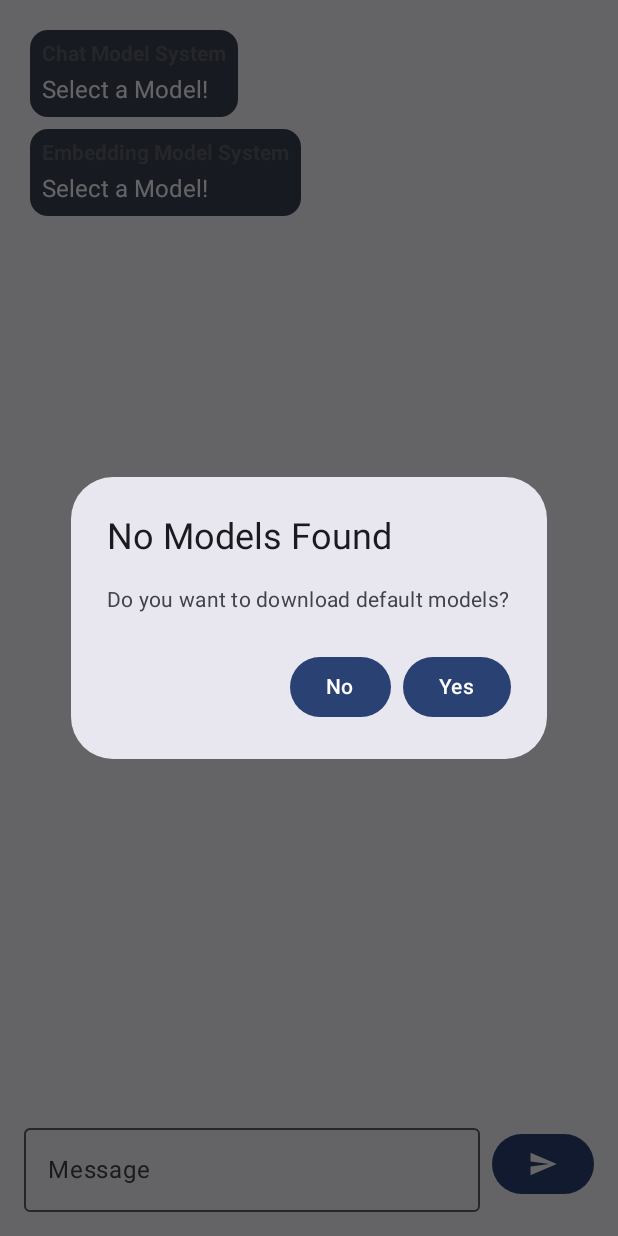
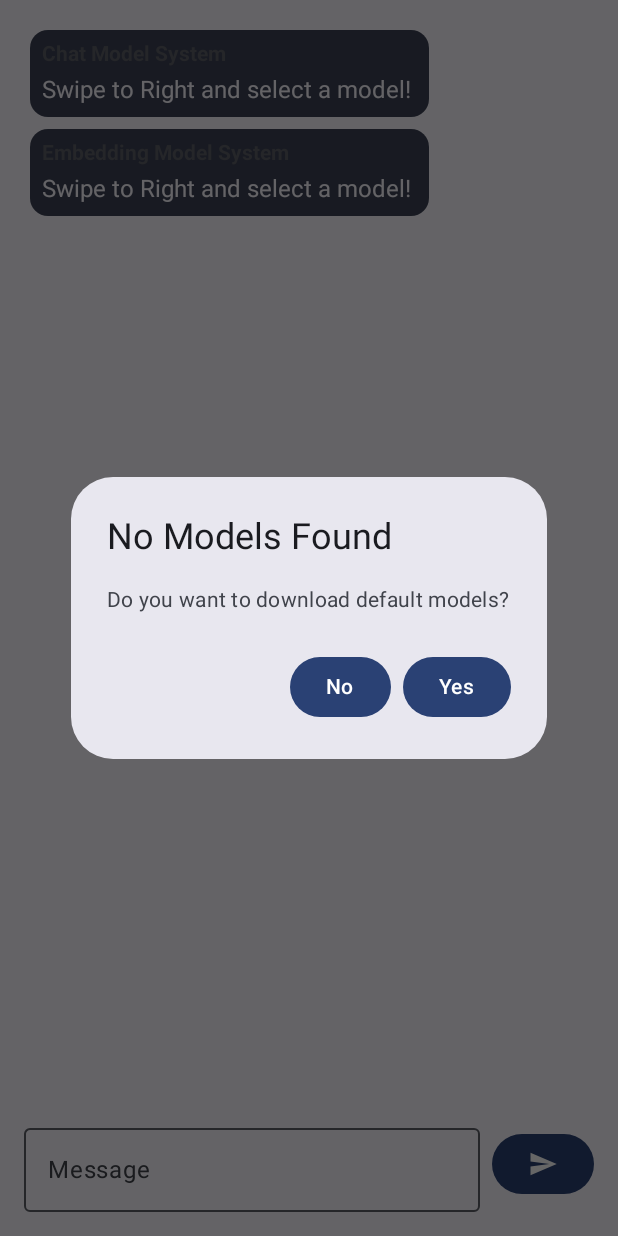
Before and after one commit to electronicengine/Dallama, an Android app built with Jetpack Compose: the screen it shows after launch (MainActivity), on a phone screen of 412 x 824 dp. Run offline under Robolectric (Android 15) with nearby library versions, the phone set to English and light mode, and no system bars; libraries missing offline, so code that uses them is left out: com.tom_roush.pdfbox; pictures from the network do not load; 2 statements that could not run were skipped.

Commit message:
google play

```diff
--- a/app/src/main/AndroidManifest.xml
+++ b/app/src/main/AndroidManifest.xml
@@ -7,8 +7,6 @@
     <uses-permission android:name="android.permission.READ_EXTERNAL_STORAGE" android:maxSdkVersion="28"/>
     <uses-permission android:name="android.permission.WRITE_EXTERNAL_STORAGE" android:maxSdkVersion="28"/>
     <uses-permission android:name="android.permission.ACCESS_NETWORK_STATE"/>
-    <uses-permission android:name="android.permission.READ_MEDIA_IMAGES"/>
-    <uses-permission android:name="android.permission.READ_MEDIA_VIDEO"/>
     <uses-permission android:name="android.permission.WAKE_LOCK" />
 
     <application
--- a/app/src/main/java/com/example/dallama/Downloadable.kt
+++ b/app/src/main/java/com/example/dallama/Downloadable.kt
@@ -23,6 +23,10 @@ data class Downloadable(val name: String, val source: Uri, val destination: File
             downloadable: Downloadable,
             activity: Activity
         ): Long {
+            if (downloadable.destination.exists()) {
+                downloadable.destination.delete()
+            }
+
             val request = DownloadManager.Request(downloadable.source)
                 .setTitle(downloadable.name)
                 .setDescription("Downloading ${downloadable.name}")
--- a/app/src/main/java/com/example/dallama/DrawerContentComponent.kt
+++ b/app/src/main/java/com/example/dallama/DrawerContentComponent.kt
@@ -204,12 +204,14 @@ fun ModelSelectionDropdown() {
     var expandedChatModel by remember { mutableStateOf(false) }
     var expandedEmbeddingModel by remember { mutableStateOf(false) }
     val context = LocalContext.current
-
+    val activity = context as MainActivity
     var modelList by remember { mutableStateOf(emptyList<String>()) }
 
-    var extFilesDir = context.getExternalFilesDir(null)
-    extFilesDir?.listFiles()?.let { files ->
-        modelList = files.map { it.name }
+    val extFilesDir = activity.getExternalFilesDir(null)
+    val fileList = extFilesDir?.listFiles()?.filter { it.isFile }?.map { it.name } ?: emptyList()
+
+    fileList.let { files ->
+        modelList = files.map { it }
     }
 
     Row(
@@ -409,6 +411,33 @@ fun ModelConfigs() {
                     .height(30.dp)
                     .padding(start = 5.dp)
             )
+            Text(
+                text = "n_threads",
+                color =  MaterialTheme.colorScheme.background,
+                style = MaterialTheme.typography.bodyMedium,
+            )
+            BasicTextField(
+                value = activity.chatModel.nThread,
+                onValueChange = { activity.chatModel.nThread = it },
+                keyboardOptions = KeyboardOptions.Default.copy(imeAction = ImeAction.Done),
+                textStyle = TextStyle(
+                    color = MaterialTheme.colorScheme.primary,
+                    fontSize = 20.sp
+
+                ),
+                modifier = Modifier
+                    .background(
+                        MaterialTheme.colorScheme.background,
+                        shape = RoundedCornerShape(10.dp)
+                    )
+                    .border(
+                        2.dp,
+                        MaterialTheme.colorScheme.primary,
+                        shape = RoundedCornerShape(10.dp)
+                    )
+                    .height(30.dp)
+                    .padding(start = 5.dp)
+            )
         }
 
         Column() {
@@ -466,6 +495,33 @@ fun ModelConfigs() {
                     .height(30.dp)
                     .padding(start = 5.dp)
 
+            )
+
+            Text(
+                text = "Embedding Pooling Type",
+                color =  MaterialTheme.colorScheme.background,
+                style = MaterialTheme.typography.bodyMedium,
+            )
+            BasicTextField(
+                value = activity.embeddingModel.poolingType,
+                onValueChange = { activity.embeddingModel.poolingType = it },
+                keyboardOptions = KeyboardOptions.Default.copy(imeAction = ImeAction.Done),
+                textStyle = TextStyle(
+                    color = MaterialTheme.colorScheme.primary,
+                    fontSize = 20.sp
+                ),
+                modifier = Modifier
+                    .background(
+                        MaterialTheme.colorScheme.background,
+                        shape = RoundedCornerShape(10.dp)
+                    )
+                    .border(
+                        2.dp,
+                        MaterialTheme.colorScheme.primary,
+                        shape = RoundedCornerShape(10.dp)
+                    )
+                    .height(30.dp)
+                    .padding(start = 5.dp)
             )
         }
     }
@@ -574,7 +630,7 @@ fun DeleteButtonDropdown(
             ),
             enabled = fileList.isNotEmpty()
         ) {
-            Text("Delete File", color = MaterialTheme.colorScheme.error)
+            Text("Select to Delete", color = MaterialTheme.colorScheme.error)
         }
         DropdownMenu(
             expanded = expanded,
--- a/app/src/main/java/com/example/dallama/LlamaModel.kt
+++ b/app/src/main/java/com/example/dallama/LlamaModel.kt
@@ -30,8 +30,10 @@ class LlamaModel(val name: String = "Chat Model") {
     var topP by mutableStateOf(TextFieldValue("0.9"))
     var temperature by mutableStateOf(TextFieldValue("0.3"))
     var chatTemplate = "<|system|>\n{system}\n<|user|>\n{user}\n<|assistant|>\n"
+    var nThread by mutableStateOf(TextFieldValue("4"))
+    var poolingType by mutableStateOf(TextFieldValue("1"))
 
-    var messages by mutableStateOf(listOf<Message>(Message("Select a Model! ", "$name System", System.currentTimeMillis())))
+    var messages by mutableStateOf(listOf<Message>(Message("Swipe to Right and select a model! ", "$name System", System.currentTimeMillis())))
         private set
 
     var message by mutableStateOf(Message("", "", System.currentTimeMillis()))
@@ -90,7 +92,7 @@ class LlamaModel(val name: String = "Chat Model") {
 
     suspend fun load(pathToModel: String, embedding: Boolean = false) {
         try {
-            llamaAndroid.load(pathToModel, temperature.text.toFloat(), embedding)
+            llamaAndroid.load(pathToModel, temperature.text.toFloat(), embedding, nThread.text.toInt(), poolingType.text.toInt())
             messages = messages + Message("Loaded: $pathToModel", "$name System", System.currentTimeMillis())
             loaded = true
         } catch (exc: IllegalStateException) {
--- a/app/src/main/java/com/example/dallama/MainActivity.kt
+++ b/app/src/main/java/com/example/dallama/MainActivity.kt
@@ -96,6 +96,8 @@ import androidx.compose.material3.LinearProgressIndicator
 import androidx.compose.runtime.*
 import androidx.core.net.toUri
 import androidx.lifecycle.lifecycleScope
+import com.example.dallama.AppDatabase
+import kotlinx.coroutines.Dispatchers
 import kotlinx.coroutines.delay
 import kotlinx.coroutines.launch
 
@@ -108,11 +110,9 @@ class MainActivity(
 ): ComponentActivity() {
 
     var isBlocked = mutableStateOf(false)
-    val downloadManager by lazy { downloadManager ?: getSystemService<DownloadManager>()!! }
     val chatModel: LlamaModel = LlamaModel("Chat Model")
     val embeddingModel: LlamaModel = LlamaModel("Embedding Model")
     val pdfTextMap = mutableStateMapOf<String, Pair<List<String>, List<FloatArray>>>()
-    var currentDownloadStatus by mutableStateOf("Preparing download...")
     var selectedChatModel by mutableStateOf("Select Chat")
     var selectedEmbeddingModel by mutableStateOf("Select Embed")
 
@@ -120,9 +120,13 @@ class MainActivity(
 
     override fun onCreate(savedInstanceState: Bundle?) {
         super.onCreate(savedInstanceState)
+        //AppDatabase.getInstance(this)
+
         enableEdgeToEdge()
         PDFBoxResourceLoader.init(getApplicationContext());
         modelDownloadManager = ModelDownloadManager(this)
+
+
 
 
         setContent {
--- a/app/src/main/java/com/example/dallama/ModelDownloadManager.kt
+++ b/app/src/main/java/com/example/dallama/ModelDownloadManager.kt
@@ -38,8 +38,8 @@ class ModelDownloadManager(val activity:  MainActivity) {
             "https://huggingface.co/bartowski/Dolphin3.0-Llama3.2-3B-GGUF/resolve/main/Dolphin3.0-Llama3.2-3B-Q4_K_M.gguf?download=true"
         ),
         "embed" to Pair(
-            "embedding_mxbai-base-v2.gguf",
-            "https://huggingface.co/DevQuasar/mixedbread-ai.mxbai-rerank-base-v2-GGUF/resolve/main/mixedbread-ai.mxbai-rerank-base-v2.Q4_K_M.gguf?download=true"
+            "embedding_mxbai-base-v1.gguf",
+            "https://huggingface.co/ChristianAzinn/mxbai-embed-large-v1-gguf/resolve/main/mxbai-embed-large-v1.Q4_K_M.gguf?download=true"
         )
     )
 
@@ -86,10 +86,14 @@ class ModelDownloadManager(val activity:  MainActivity) {
         return downloadId
     }
 
+
     fun downloadDefaultModels() {
         activity.isBlocked.value = true
         val extFilesDir = activity.getExternalFilesDir(null)
+        val fileList = extFilesDir?.listFiles()?.filter { it.isFile }?.map { it.name } ?: emptyList()
+
         val downloadIds = mutableListOf<Long>()
+
 
         DEFAULT_MODELS.forEach { (_, modelInfo) ->
             val (fileName, url) = modelInfo
@@ -100,6 +104,7 @@ class ModelDownloadManager(val activity:  MainActivity) {
             )
             val downloadId = Downloadable.enqueue(downloadManager, downloadable, activity)
             downloadIds.add(downloadId)
+            Thread.sleep(100) // 100ms delay
         }
 
         if (downloadIds.isNotEmpty()) {
--- a/gradle/libs.versions.toml
+++ b/gradle/libs.versions.toml
@@ -8,6 +8,8 @@ espressoCore = "3.6.1"
 lifecycleRuntimeKtx = "2.8.7"
 activityCompose = "1.10.1"
 composeBom = "2024.04.01"
+roomCommonJvm = "2.7.1"
+roomRuntimeAndroid = "2.7.1"
 
 [libraries]
 androidx-core-ktx = { group = "androidx.core", name = "core-ktx", version.ref = "coreKtx" }
@@ -24,6 +26,8 @@ androidx-ui-tooling-preview = { group = "androidx.compose.ui", name = "ui-toolin
 androidx-ui-test-manifest = { group = "androidx.compose.ui", name = "ui-test-manifest" }
 androidx-ui-test-junit4 = { group = "androidx.compose.ui", name = "ui-test-junit4" }
 androidx-material3 = { group = "androidx.compose.material3", name = "material3" }
+androidx-room-common-jvm = { group = "androidx.room", name = "room-common-jvm", version.ref = "roomCommonJvm" }
+androidx-room-runtime-android = { group = "androidx.room", name = "room-runtime-android", version.ref = "roomRuntimeAndroid" }
 
 [plugins]
 android-application = { id = "com.android.application", version.ref = "agp" }
--- a/llama/build.gradle.kts
+++ b/llama/build.gradle.kts
@@ -60,7 +60,6 @@ android {
 }
 
 dependencies {
-
     implementation("androidx.core:core-ktx:1.12.0")
     implementation("androidx.appcompat:appcompat:1.6.1")
     implementation("com.google.android.material:material:1.11.0")
--- a/llama/src/main/java/android/llama/cpp/LLamaAndroid.kt
+++ b/llama/src/main/java/android/llama/cpp/LLamaAndroid.kt
@@ -35,7 +35,7 @@ class LLamaAndroid {
     private external fun log_to_android()
     private external fun load_model(filename: String): Long
     private external fun free_model(model: Long)
-    private external fun new_context(model: Long, embedding: Boolean): Long
+    private external fun new_context(model: Long, embedding: Boolean, n_threads: Int, pooling_type: Int): Long
     private external fun free_context(context: Long)
     private external fun backend_init(numa: Boolean)
     private external fun backend_free()
@@ -118,7 +118,7 @@ class LLamaAndroid {
     }
 
 
-    suspend fun load(pathToModel: String, temperature: Float, embedding: Boolean) {
+    suspend fun load(pathToModel: String, temperature: Float, embedding: Boolean, nThreads: Int, poolingType: Int) {
         withContext(runLoop) {
             when (threadLocalState.get()) {
                 is State.Idle -> {
@@ -126,7 +126,7 @@ class LLamaAndroid {
                     if (model == 0L)  throw IllegalStateException("load_model() failed")
                     _model = model
 
-                    val context = new_context(model, embedding)
+                    val context = new_context(model, embedding ,nThreads, poolingType)
                     if (context == 0L) throw IllegalStateException("new_context() failed")
                     _context = context
 
```
Also changed, not shown: app/build.gradle.kts (+12 -1 lines), app/src/main/java/com/example/dallama/AppDatabase.kt (added, +70 -0 lines), app/src/main/java/com/example/dallama/ChatScreenComponent.kt (+24 -2 lines), 1 other file.
